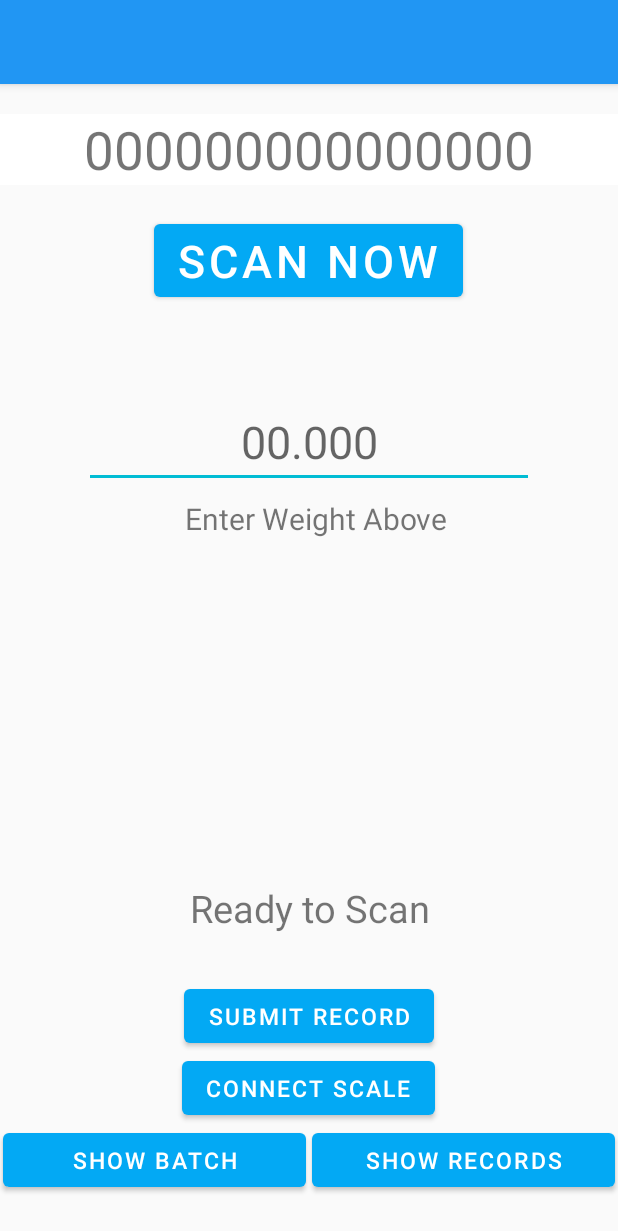
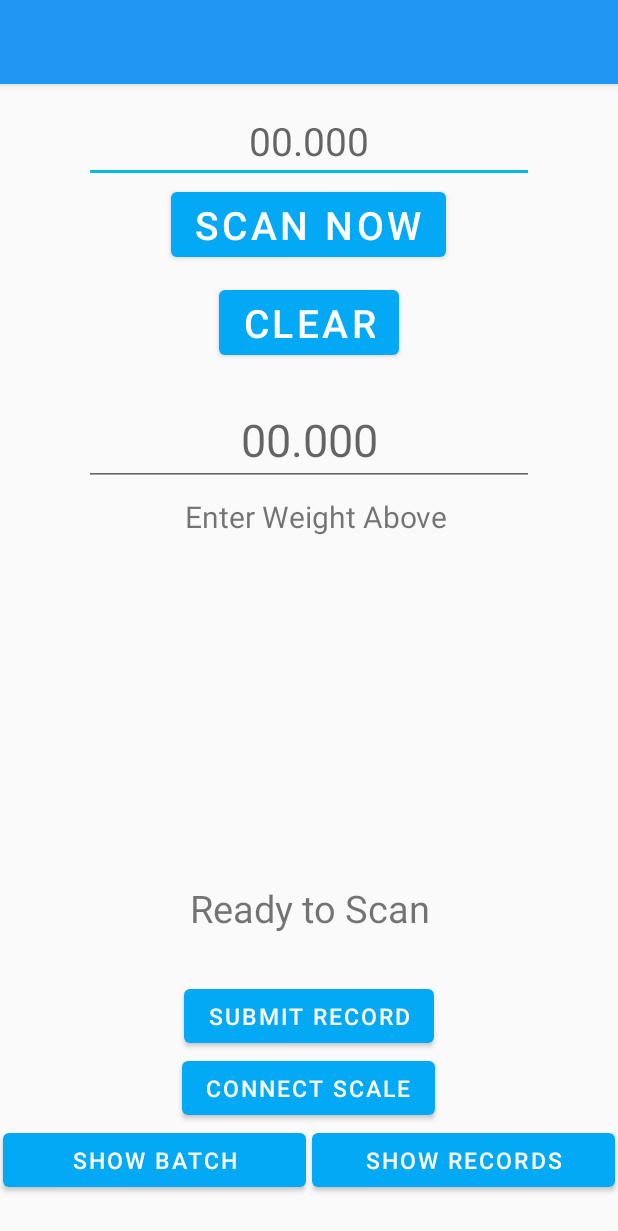
Before and after one commit to gaikwadChetan93/Collector-App, an Android app: the layout activity_main.xml on its own in the app's theme, with its tools: preview values and no code run, on a phone screen of 412 x 824 dp. Shown: the top 1231 px of the screen. Run offline under Robolectric (Android 15) with nearby library versions, the phone set to English and light mode, and no system bars.

Commit message:
Supported ir scanner

```diff
--- a/app/src/main/AndroidManifest.xml
+++ b/app/src/main/AndroidManifest.xml
@@ -16,6 +16,9 @@
 
     <uses-permission android:name="android.permission.INTERNET" />
     <uses-permission android:name="android.permission.ACCESS_NETWORK_STATE" />
+
+    <uses-permission android:name="android.permission.ACCESS_COARSE_LOCATION" />
+    <uses-permission android:name="android.permission.ACCESS_FINE_LOCATION" />
 
     <application
         android:allowBackup="true"
--- a/app/src/main/java/com/example/genbmwscanner/CustomAdapter.kt
+++ b/app/src/main/java/com/example/genbmwscanner/CustomAdapter.kt
@@ -22,6 +22,7 @@ class CustomAdapter(private val context: Context,
         rowView.findViewById<TextView>(R.id.row_barcode).text = dataitem["barcode"]
         rowView.findViewById<TextView>(R.id.row_weight).text = "Weight: " + dataitem["weight"]
         rowView.findViewById<TextView>(R.id.row_recordtime).text = "Date/Time: " + dataitem["recordtime"]
+        rowView.findViewById<TextView>(R.id.row_location).text = "Location: " + dataitem["location"]
 
         rowView.tag = position
         return rowView
--- a/app/src/main/java/com/example/genbmwscanner/DetailsActivity.kt
+++ b/app/src/main/java/com/example/genbmwscanner/DetailsActivity.kt
@@ -39,7 +39,7 @@ class DetailsActivity : AppCompatActivity() {
         val recordtime = timeEditText.text.toString()
         val bagcolor = "R"
         val macid = "abcdefg"
-        dbHandler.insertRow(barcode, weight, recordtime, bagcolor, macid)
+        //dbHandler.insertRow(barcode, weight, recordtime, bagcolor, macid)
         Toast.makeText(this, getString(R.string.data_added), Toast.LENGTH_SHORT).show()
         finish()
     }
--- a/app/src/main/java/com/example/genbmwscanner/printer/async/AsyncEscPosPrint.java
+++ b/app/src/main/java/com/example/genbmwscanner/printer/async/AsyncEscPosPrint.java
@@ -31,7 +31,7 @@ public abstract class AsyncEscPosPrint extends AsyncTask<AsyncEscPosPrinter, Int
     protected ProgressDialog dialog;
     protected WeakReference<Context> weakContext;
     protected OnPrintFinished onPrintFinished;
-
+    EscPosPrinter printer;
 
     public AsyncEscPosPrint(Context context) {
         this(context, null);
@@ -58,13 +58,14 @@ public abstract class AsyncEscPosPrint extends AsyncTask<AsyncEscPosPrinter, Int
                 return new PrinterStatus(null, AsyncEscPosPrint.FINISH_NO_PRINTER);
             }
 
-            EscPosPrinter printer = new EscPosPrinter(
+             printer = new EscPosPrinter(
                     deviceConnection,
                     printerData.getPrinterDpi(),
                     printerData.getPrinterWidthMM(),
                     printerData.getPrinterNbrCharactersPerLine(),
                     new EscPosCharsetEncoding("cp437", 16)
             );
+
 
             // printer.useEscAsteriskCommand(true);
 
@@ -136,6 +137,7 @@ public abstract class AsyncEscPosPrint extends AsyncTask<AsyncEscPosPrinter, Int
     }
 
     protected void onPostExecute(PrinterStatus result) {
+        printer.disconnectPrinter();
         this.dialog.dismiss();
         this.dialog = null;
 
--- a/app/src/main/java/com/example/genbmwscanner/recordsActivity.kt
+++ b/app/src/main/java/com/example/genbmwscanner/recordsActivity.kt
@@ -32,6 +32,7 @@ class recordsActivity : AppCompatActivity() {
     var scannedBarcodeValue = "000000000000000"
     var weight = ""
     var recordtime = ""
+    var locationTxt = ""
     var macid = ""
     var serverUrl = "http://www.greenearthnetwork.in/app_data.php"
 
@@ -72,6 +73,7 @@ class recordsActivity : AppCompatActivity() {
             map["barcode"] = cursor.getString(cursor.getColumnIndex(DBHelper.COLUMN_1))
             map["weight"] = cursor.getString(cursor.getColumnIndex(DBHelper.COLUMN_2))
             map["recordtime"] = cursor.getString(cursor.getColumnIndex(DBHelper.COLUMN_3))
+            map["location"] = cursor.getString(cursor.getColumnIndex(DBHelper.LOCATION))
             dataList.add(map)
 
             cursor.moveToNext()
@@ -103,6 +105,7 @@ class recordsActivity : AppCompatActivity() {
             scannedBarcodeValue = cursor.getString(cursor.getColumnIndex(DBHelper.COLUMN_1))
             weight = cursor.getString(cursor.getColumnIndex(DBHelper.COLUMN_2))
             recordtime = cursor.getString(cursor.getColumnIndex(DBHelper.COLUMN_3))
+            locationTxt = cursor.getString(cursor.getColumnIndex(DBHelper.LOCATION))
             dataList.add(map)
             var syncResult = send()
             if (syncResult == 0) {
@@ -141,6 +144,7 @@ class recordsActivity : AppCompatActivity() {
         jsonObject.accumulate("weight", weight)
         jsonObject.accumulate("recordtime", recordtime)
         jsonObject.accumulate("macid", macid)
+        jsonObject.accumulate("location", locationTxt)
 
         return jsonObject
     }
--- a/app/src/main/res/layout/activity_main.xml
+++ b/app/src/main/res/layout/activity_main.xml
@@ -17,19 +17,18 @@
         android:layout_weight="7"
         android:orientation="vertical">
 
-
-        <TextView
+        <EditText
             android:id="@+id/barcodeValue"
-            android:layout_width="match_parent"
+            android:layout_width="300dp"
             android:layout_height="wrap_content"
-            android:layout_alignParentTop="true"
-            android:layout_marginTop="20dp"
-            android:layout_marginBottom="20dp"
-            android:background="#fff"
-            android:text="@string/default_barcode"
+            android:layout_centerHorizontal="true"
+            android:layout_gravity="center"
+            android:layout_marginTop="10dp"
+            android:autofillHints="@string/weight_hint"
+            android:hint="00.000"
+            android:selectAllOnFocus="true"
             android:textAlignment="center"
-            android:textAllCaps="true"
-            android:textSize="35sp" />
+            android:textSize="26sp"/>
 
         <Button
             android:id="@+id/btn_scan"
@@ -38,24 +37,36 @@
             android:layout_below="@+id/barcodeValue"
             android:layout_centerHorizontal="true"
             android:layout_gravity="center_horizontal"
-            android:layout_marginBottom="30dp"
+            android:layout_marginBottom="10dp"
             android:text="@string/scanBarcodeLabel"
-            android:textSize="30dp" />
+            android:textSize="26dp" />
+
+        <Button
+            android:id="@+id/btn_clear"
+            android:layout_width="wrap_content"
+            android:layout_height="wrap_content"
+            android:layout_below="@+id/btn_scan"
+            android:layout_centerHorizontal="true"
+            android:layout_gravity="center_horizontal"
+            android:layout_marginBottom="10dp"
+            android:text="Clear"
+            android:textSize="26dp" />
 
         <EditText
             android:id="@+id/kg_number"
             android:layout_width="300dp"
             android:layout_height="wrap_content"
-            android:layout_below="@+id/btn_scan"
+            android:layout_below="@+id/btn_clear"
             android:layout_centerHorizontal="true"
             android:layout_gravity="center"
-            android:layout_marginTop="30dp"
+            android:layout_marginTop="10dp"
+            android:autofillHints="@string/weight_hint"
+            android:hint="00.000"
             android:inputType="numberDecimal|textNoSuggestions"
             android:selectAllOnFocus="true"
-            android:hint="00.000"
-            android:autofillHints="@string/weight_hint"
             android:textAlignment="center"
             android:theme="@style/weightBoxTheme" />
+
 
         <TextView
             android:id="@+id/weightmsg"
@@ -68,6 +79,18 @@
             android:text="@string/weight_label"
             android:textAlignment="center"
             android:textSize="20sp" />
+
+        <TextView
+            android:id="@+id/location"
+            android:layout_width="match_parent"
+            android:layout_height="wrap_content"
+            android:layout_below="@id/weightmsg"
+            android:layout_marginTop="5dp"
+            android:paddingLeft="10dp"
+            android:paddingTop="1dp"
+            android:textAlignment="center"
+            android:textSize="16sp"
+            android:lines="2"/>
         <!--region Description
         Weight display text view
         -->
--- a/app/src/main/res/layout/list_row.xml
+++ b/app/src/main/res/layout/list_row.xml
@@ -32,5 +32,10 @@
             android:text="Date/Time"/>
 
     </LinearLayout>
+    <TextView
+        android:id="@+id/row_location"
+        android:layout_width="wrap_content"
+        android:layout_height="wrap_content"
+        android:gravity="center"/>
 
 </LinearLayout>
--- a/app/src/main/res/values/colors.xml
+++ b/app/src/main/res/values/colors.xml
@@ -7,4 +7,6 @@
     <color name="barcodeRedColor">#C9F61919</color>
     <color name="barcodeYellowColor">#FFEB3B</color>
     <color name="barcodeBlueColor">#7BAAFB</color>
+    <color name="selected">#FF4CAF50</color>
+    <color name="transparent">#FFFFFFFF</color>
 </resources>
```
Also changed, not shown: app/src/main/java/com/example/genbmwscanner/DBHelper.kt (+12 -3 lines), app/src/main/java/com/example/genbmwscanner/MainActivity.kt (+102 -17 lines), app/src/main/java/com/example/genbmwscanner/batchActivity.kt (+17 -6 lines), app/src/main/res/drawable/barcode_input_selector.xml (added, +8 -0 lines).
